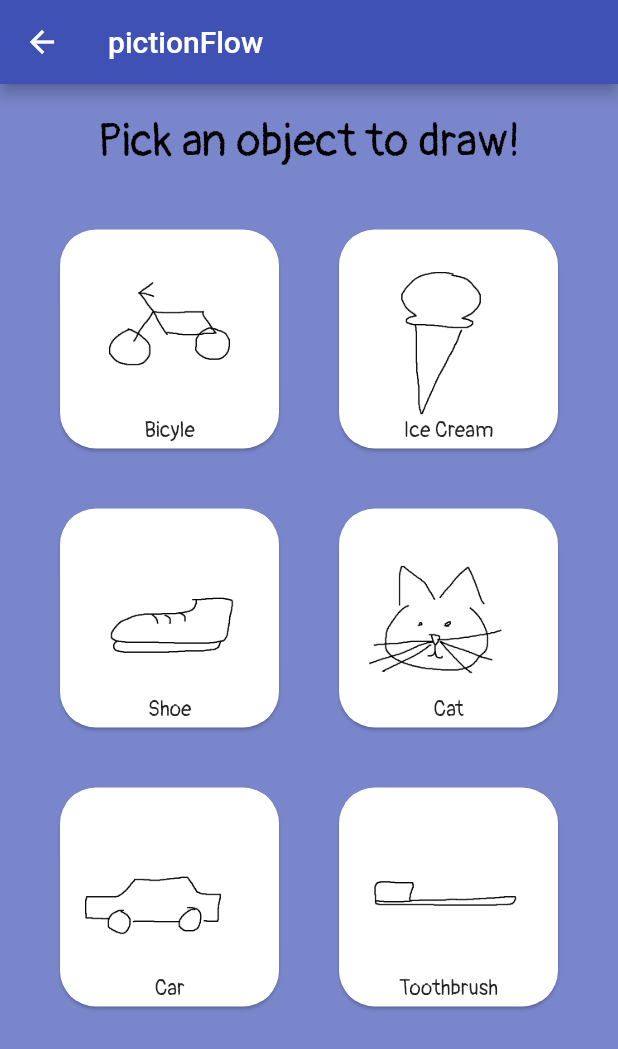
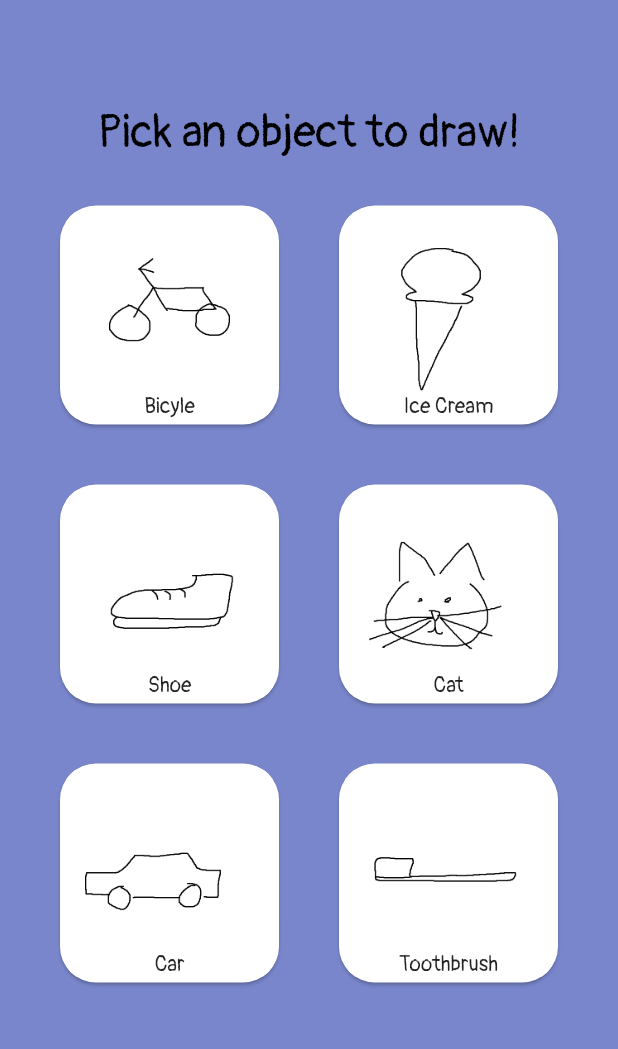
Before and after one commit to rit-sse/pictionFlow, a Flutter app: the ChoosePage screen opened directly, on a phone screen of 412 x 824 dp. Shown: the top 1049 px of the screen. Run offline on Flutter 3.47's test engine with Material 2 defaults, Android fonts, the phone set to English and light mode, and no system bars; drawn by our look-alikes of auto_size_text; our stand-ins replace animated_splash_screen, flip_card, page_transition.

Commit message:
Removed appbar and replaced it with sizedbox for spacing

```diff
--- a/app/pictionFlow/lib/choosePage.dart
+++ b/app/pictionFlow/lib/choosePage.dart
@@ -78,9 +78,6 @@ class ChoosePage extends StatelessWidget {
   @override
   Widget build(BuildContext context) {
     return Scaffold(
-      appBar: AppBar(
-        title: Text("pictionFlow"),
-      ),
       body: Container(
           padding: EdgeInsets.all(20),
           color: Colors.indigo[300],
@@ -88,9 +85,10 @@ class ChoosePage extends StatelessWidget {
             alignment: Alignment.center,
             child: Column(
               children: [
+                SizedBox(height: 50),
                 text("Pick an object to draw!", Colors.indigo[300],
                     Colors.black, 300, 300, 30, 100, 30, 1),
-                SizedBox(height: 20),
+                SizedBox(height: 10),
                 Flexible(
                   child: GridView.count(
                     crossAxisCount: 2,
```
